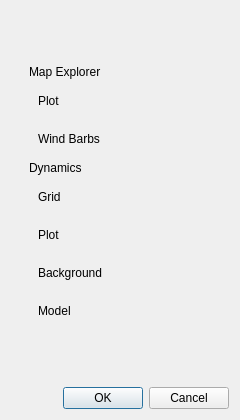
Qt form src/gui/colorwindow.ui (TheGoodWeather/Vector-Vario-Analyzer) before a commit.
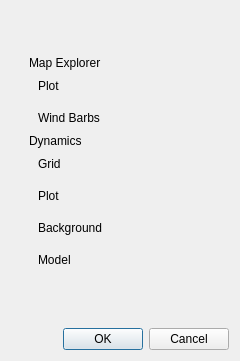
The same form after that commit.

Commit message: Color window is prettier, spacebar set play or pause in dynamic

What changed in the file:
```diff
--- a/src/gui/colorwindow.ui
+++ b/src/gui/colorwindow.ui
@@ -7,7 +7,7 @@
     <x>0</x>
     <y>0</y>
     <width>240</width>
-    <height>420</height>
+    <height>361</height>
    </rect>
   </property>
   <property name="windowTitle">
@@ -17,6 +17,9 @@
    <item>
     <widget class="QWidget" name="widget_4" native="true">
      <layout class="QHBoxLayout" name="horizontalLayout">
+      <property name="spacing">
+       <number>0</number>
+      </property>
       <item>
        <widget class="QWidget" name="widget_3" native="true">
         <property name="sizePolicy">
@@ -26,6 +29,9 @@
          </sizepolicy>
         </property>
         <layout class="QVBoxLayout" name="verticalLayout_2">
+         <property name="spacing">
+          <number>0</number>
+         </property>
          <item>
           <widget class="QLabel" name="label_2">
            <property name="sizePolicy">
```
The commit also changes 4 other files.
